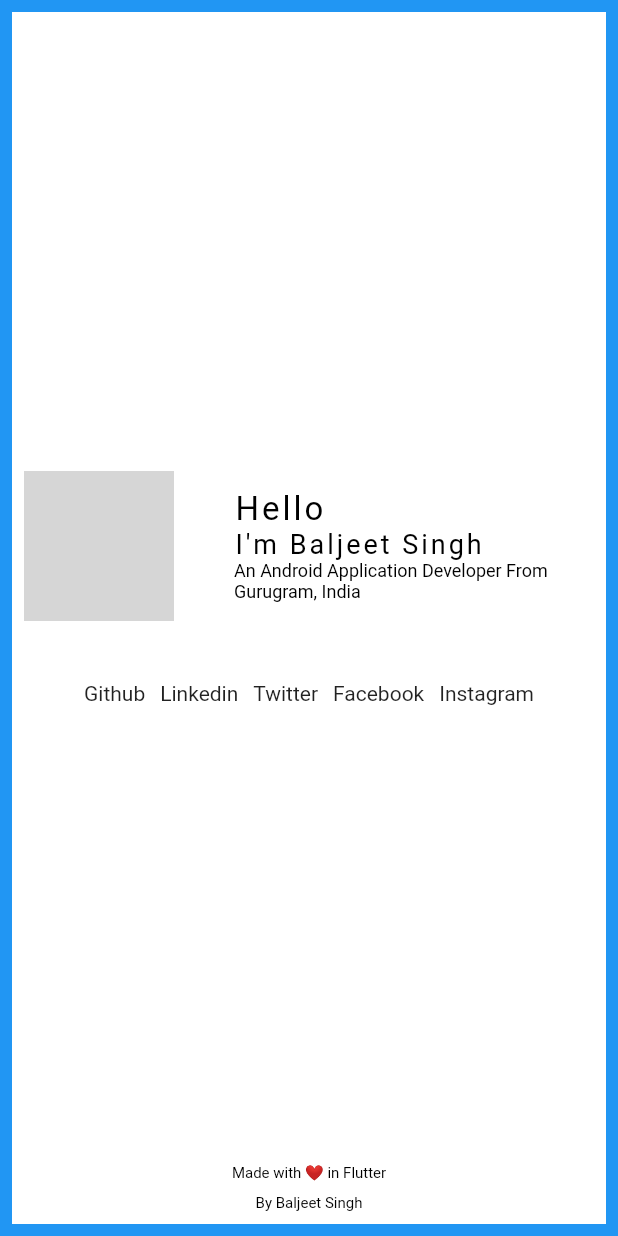
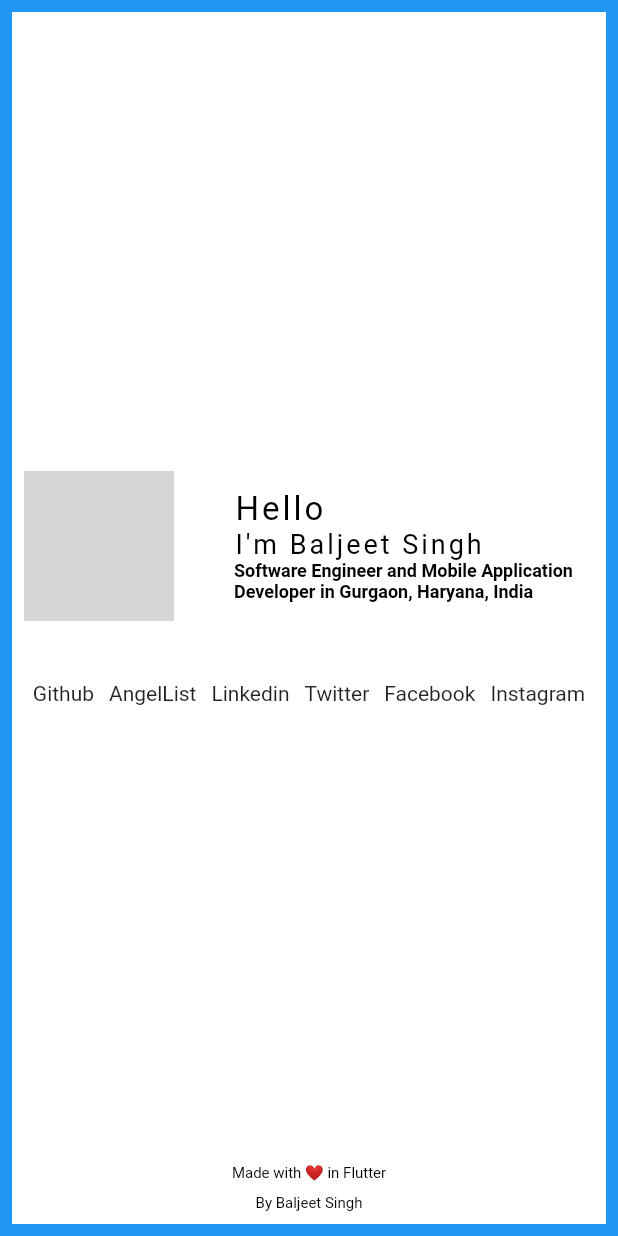
Before and after one commit to iambaljeet/baljeet_portfolio, a Flutter app: the screen it shows after launch, on a phone screen of 412 x 824 dp. Run offline on Flutter 3.47's test engine with Material 2 defaults, Android fonts, the phone set to English and light mode, and no system bars; missing offline and left inert: dart:html, flutter_web; Roboto replaces fonts that are missing (Monda, Righteous); grey boxes are pictures that could not be loaded.

```diff
--- a/lib/main.dart
+++ b/lib/main.dart
@@ -8,7 +8,6 @@ import 'package:flutter_web/material.dart';
 void main() => runApp(MyApp());
 
 class MyApp extends StatelessWidget {
-  // This widget is the root of your application.
   @override
   Widget build(BuildContext context) {
     return MaterialApp(
@@ -20,6 +19,33 @@ class MyApp extends StatelessWidget {
 }
 
 class MyHomePage extends StatelessWidget {
+  List<Widget> myLinks() => [
+        bottomButtonsWidget('Github', 'https://github.com/iambaljeet'),
+        SizedBox(
+          width: 10,
+        ),
+        bottomButtonsWidget('AngelList', 'https://angel.co/imbaljeet'),
+        SizedBox(
+          width: 10,
+        ),
+        bottomButtonsWidget(
+            'Linkedin', 'https://www.linkedin.com/in/baljeet-singh-402303116/'),
+        SizedBox(
+          width: 10,
+        ),
+        bottomButtonsWidget('Twitter', 'https://twitter.com/baljeet_dev'),
+        SizedBox(
+          width: 10,
+        ),
+        bottomButtonsWidget(
+            'Facebook', 'https://www.facebook.com/ibaljeetsingh'),
+        SizedBox(
+          width: 10,
+        ),
+        bottomButtonsWidget(
+            'Instagram', 'https://www.instagram.com/iam.baljeet/'),
+      ];
+
   @override
   Widget build(BuildContext context) {
     return Scaffold(
@@ -80,8 +106,8 @@ class MyHomePage extends StatelessWidget {
                                                   : 18),
                                     ),
                                     Text(
-                                      'An Android Application Developer From Gurugram, India',
-                                      style: paragraphTextStyle.copyWith(
+                                      'Software Engineer and Mobile Application Developer in Gurgaon, Haryana, India',
+                                      style: subHeadingTextStyle.copyWith(
                                           fontSize:
                                               ResponsiveLayout.isLargeScreen(
                                                       context)
@@ -97,30 +123,7 @@ class MyHomePage extends StatelessWidget {
                             height: 40,
                           ),
                           Wrap(
-                            children: <Widget>[
-                              bottomButtonsWidget(
-                                  'Github', 'https://github.com/iambaljeet'),
-                              SizedBox(
-                                width: 10,
-                              ),
-                              bottomButtonsWidget('Linkedin',
-                                  'https://www.linkedin.com/in/baljeet-singh-402303116/'),
-                              SizedBox(
-                                width: 10,
-                              ),
-                              bottomButtonsWidget(
-                                  'Twitter', 'https://twitter.com/baljeet_dev'),
-                              SizedBox(
-                                width: 10,
-                              ),
-                              bottomButtonsWidget('Facebook',
-                                  'https://www.facebook.com/ibaljeetsingh'),
-                              SizedBox(
-                                width: 10,
-                              ),
-                              bottomButtonsWidget('Instagram',
-                                  'https://www.instagram.com/iam.baljeet/'),
-                            ],
+                            children: myLinks(),
                           ),
                         ],
                       )
--- a/lib/styles.dart
+++ b/lib/styles.dart
@@ -12,11 +12,11 @@ const titleNameStyle = TextStyle(
     letterSpacing: 2.0,
     fontFamily: 'Righteous');
 
-const paragraphTextStyle =
-    TextStyle(fontSize: 18.0, color: Colors.black, fontFamily: 'Monda');
-
-const tabsButtonStyle =
-    TextStyle(fontSize: 14.0, color: Colors.white, fontFamily: 'Monda');
+const subHeadingTextStyle = TextStyle(
+    fontSize: 18.0,
+    color: Colors.black,
+    fontWeight: FontWeight.bold,
+    fontFamily: 'Monda');
 
 const bottomFooterTextStyle =
     TextStyle(fontSize: 10.0, color: Colors.black, fontFamily: 'Monda');
```
Also changed, not shown: 28 other files.
